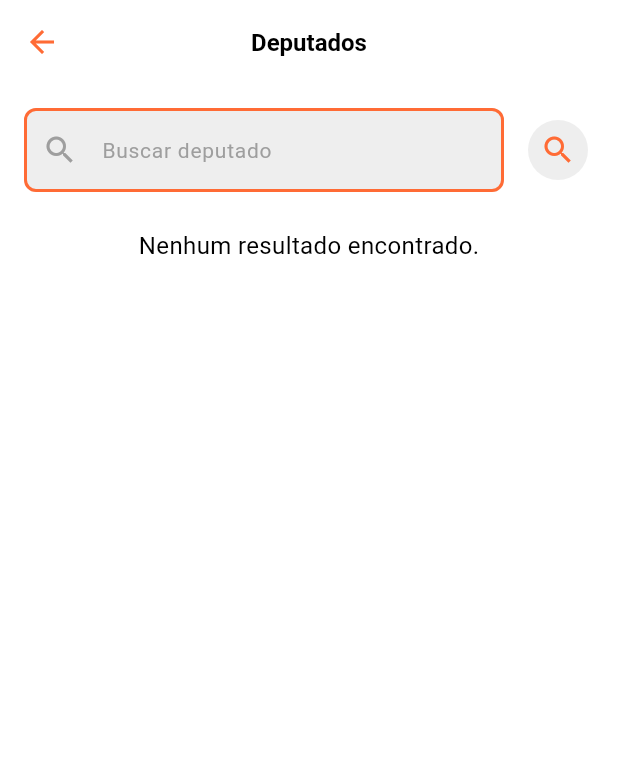
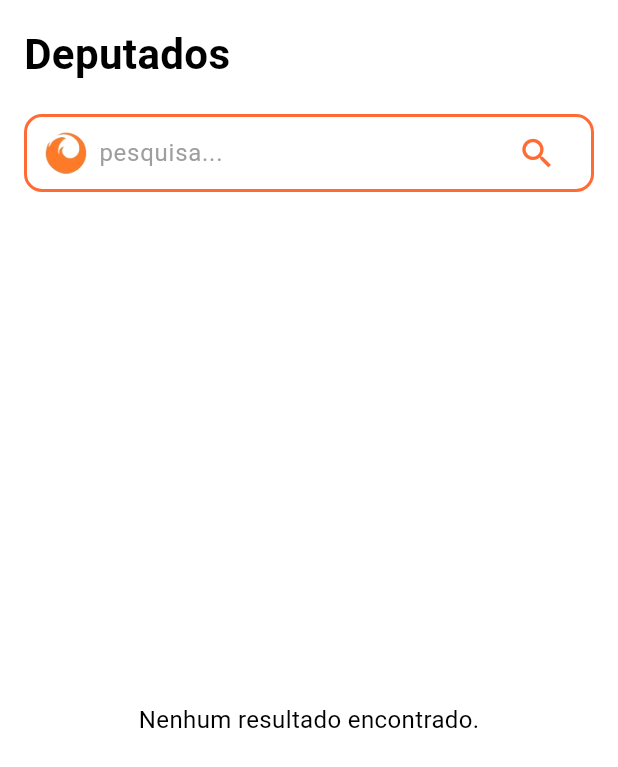
Before and after one commit to vichsort/FAIF, a Flutter app: the DeputadosPage screen opened directly, on a phone screen of 412 x 824 dp. Shown: the top 767 px of the screen. Run offline on Flutter 3.47's test engine with Material 3 defaults, Android fonts, the phone set to English and light mode, and no system bars.

Commit message:
style: wireframing I

```diff
--- a/lib/screens/deputado_screen.dart
+++ b/lib/screens/deputado_screen.dart
@@ -40,85 +40,79 @@ class DeputadosPageState extends State<DeputadosPage> {
 
   @override
   Widget build(BuildContext context) {
-    final fundo = isDarkMode ? Color(0xFF1A1A1A) : Colors.white;
-    final fundoInput = isDarkMode ? Color(0xFF2A2A2A) : Colors.grey[200]!;
+    final isDarkMode = Theme.of(context).brightness == Brightness.dark;
+    final fundo = isDarkMode ? const Color(0xFF0F1115) : Colors.white;
     final texto = isDarkMode ? Colors.white : Colors.black;
-    final laranja = Color(0xFFFF6B35);
+    final laranja = const Color(0xFFFF6B35);
 
     return Scaffold(
       backgroundColor: fundo,
-      appBar: AppBar(
-        backgroundColor: fundo,
-        elevation: 0,
-        centerTitle: true,
-        iconTheme: IconThemeData(color: laranja),
-        title: Text(
-          'Deputados',
+      body: SafeArea(
+        child: Padding(
+          padding: const EdgeInsets.all(16.0),
+          child: Column(
+            crossAxisAlignment: CrossAxisAlignment.start,
+            children: [
+              Text(
+                "Deputados",
                 style: TextStyle(
                   color: texto,
-            fontSize: fontSize,
+                  fontSize: 28,
                   fontWeight: FontWeight.bold,
                 ),
               ),
+              const SizedBox(height: 20),
+
+              // campo de busca estilizado
+              Container(
+                padding: const EdgeInsets.symmetric(horizontal: 12),
+                decoration: BoxDecoration(
+                  color: isDarkMode ? const Color(0xFF1E1F23) : Colors.white,
+                  borderRadius: BorderRadius.circular(12),
+                  border: Border.all(color: laranja, width: 2),
                 ),
-      body: Padding(
-        padding: const EdgeInsets.all(16.0),
-        child: Column(
+                child: Row(
                   children: [
-            Row(
-              children: [
+                    Image.asset("assets/logo.png", width: 28, height: 28),
+                    const SizedBox(width: 8),
                     Expanded(
                       child: TextField(
                         controller: _controller,
-                    style: TextStyle(color: texto, fontSize: fontSize),
+                        style: TextStyle(color: texto, fontSize: 16),
                         decoration: InputDecoration(
-                      hintText: 'Buscar deputado',
-                      hintStyle: TextStyle(
-                        color: Colors.grey,
-                        fontSize: fontSize - 2,
-                      ),
-                      filled: true,
-                      fillColor: fundoInput,
-                      prefixIcon: Icon(Icons.search, color: Colors.grey),
-                      enabledBorder: OutlineInputBorder(
-                        borderRadius: BorderRadius.circular(8),
-                        borderSide: BorderSide(color: laranja, width: 2),
-                      ),
-                      focusedBorder: OutlineInputBorder(
-                        borderRadius: BorderRadius.circular(8),
-                        borderSide: BorderSide(color: laranja, width: 2),
+                          hintText: "pesquisa...",
+                          hintStyle: TextStyle(color: Colors.grey[500]),
+                          border: InputBorder.none,
                         ),
                       ),
                     ),
-                ),
-                const SizedBox(width: 12),
                     IconButton(
                       onPressed: buscarDeputados,
-                  icon: Icon(Icons.search),
-                  color: laranja,
-                  tooltip: 'Buscar',
-                  style: ButtonStyle(
-                    backgroundColor: MaterialStatePropertyAll(fundoInput),
-                  ),
+                      icon: Icon(Icons.search, color: laranja, size: 26),
                     ),
                   ],
                 ),
+              ),
+
               const SizedBox(height: 24),
-            _loading
-                ? CircularProgressIndicator(color: laranja)
+
+              // resultados
+              Expanded(
+                child: _loading
+                    ? Center(child: CircularProgressIndicator(color: laranja))
                     : _deputados.isEmpty
-                ? Text(
+                    ? Center(
+                        child: Text(
                           'Nenhum resultado encontrado.',
-                    style: TextStyle(color: texto, fontSize: fontSize),
+                          style: TextStyle(color: texto, fontSize: 16),
+                        ),
                       )
-                : Expanded(
-                    child: ListView.separated(
+                    : ListView.separated(
                         itemCount: _deputados.length,
-                      separatorBuilder: (_, __) => const SizedBox(height: 12),
+                        separatorBuilder: (_, __) => const SizedBox(height: 16),
                         itemBuilder: (context, index) {
                           return DeputadoCard(
                             deputado: _deputados[index],
-                          fontSize: fontSize,
                             isDark: isDarkMode,
                           );
                         },
@@ -127,6 +121,7 @@ class DeputadosPageState extends State<DeputadosPage> {
             ],
           ),
         ),
+      ),
     );
   }
 }
--- a/lib/screens/home_screen.dart
+++ b/lib/screens/home_screen.dart
@@ -1,4 +1,3 @@
-import 'package:faif/screens/cgu_screen.dart';
 import 'package:faif/screens/emendas_parlamentares.dart';
 import 'package:flutter/material.dart';
 import 'package:faif/screens/cnpj_screen.dart';
```
Also changed, not shown: lib/components/cgu_card.dart (deleted, +0 -56 lines), lib/components/deputado_card.dart (+73 -41 lines), lib/screens/cgu_screen.dart (deleted, +0 -153 lines), pubspec.yaml (+4 -4 lines), pubspec.lock. Lines whose indentation alone changed are shown as unchanged.
